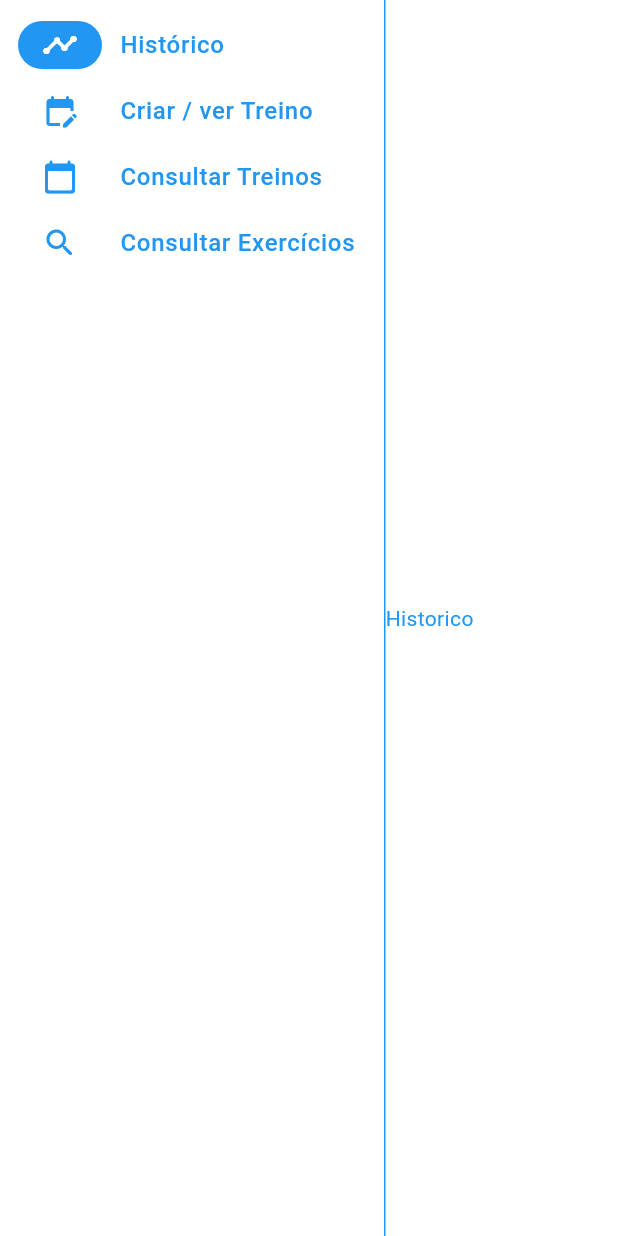
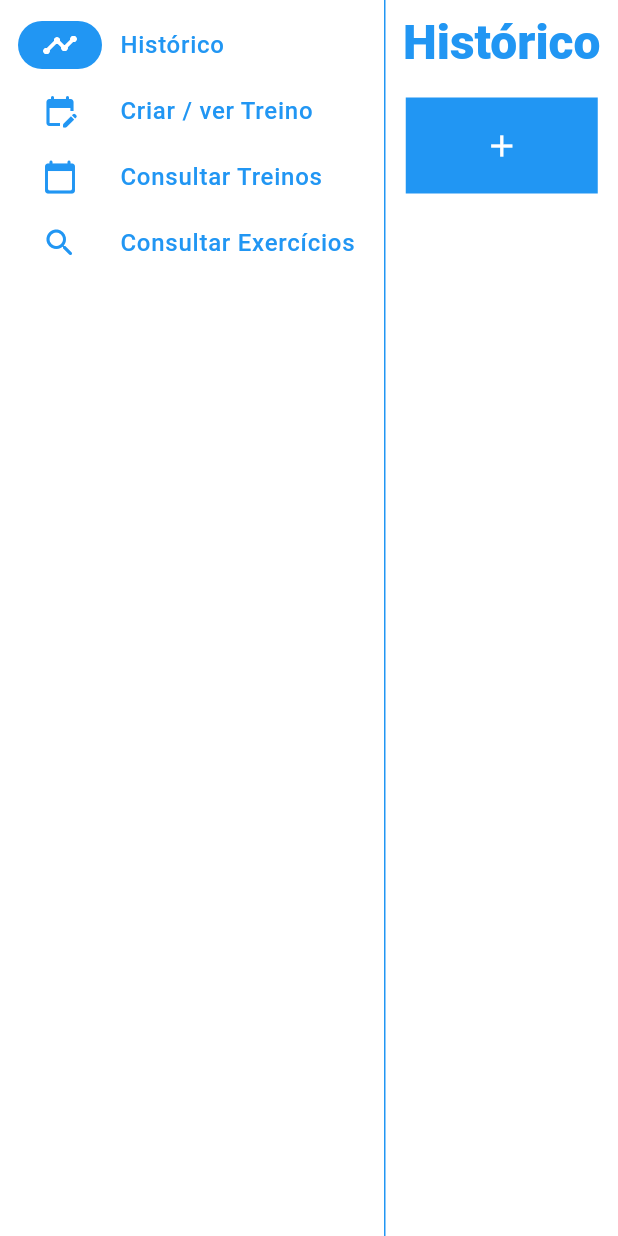
Before and after one commit to Kvarzsiev/h2-tracker, a Flutter app: the ExercisesMainView screen opened directly, on a phone screen of 412 x 824 dp. Run offline on Flutter 3.47's test engine with Material 3 defaults, Android fonts, the light colour scheme and no system bars; drawn by our look-alikes of loader_overlay; our stand-ins replace mask_text_input_formatter; missing offline and left inert: serverpod, serverpod_client, serverpod_flutter; statements that could not run were skipped.

Commit message:
Eu tinha esquecido na sexta

```diff
--- a/h2_tracker_client/pubspec.yaml
+++ b/h2_tracker_client/pubspec.yaml
@@ -5,4 +5,4 @@ environment:
   sdk: ">=3.3.0 <4.0.0"
 
 dependencies:
-  serverpod_client: 2.1.2
+  serverpod_client: 2.1.5
--- a/h2_tracker_flutter/lib/views/exercises_and_trainings/exercises_main_view.dart
+++ b/h2_tracker_flutter/lib/views/exercises_and_trainings/exercises_main_view.dart
@@ -1,6 +1,7 @@
 import 'package:flutter/material.dart';
 import 'package:h2_tracker_client/h2_tracker_client.dart';
 import 'package:h2_tracker_flutter/main.dart';
+import 'package:h2_tracker_flutter/views/exercises_and_trainings/training_history_view.dart';
 import 'package:h2_tracker_flutter/views/exercises_and_trainings/training_view.dart';
 import 'package:h2_tracker_flutter/views/exercises_and_trainings/user_trainings_view.dart';
 
@@ -94,7 +95,9 @@ class ExercisesMainViewState extends State<ExercisesMainView> {
         const VerticalDivider(thickness: 1, width: 1),
         // This is the main content.
         if (_selectedIndex == 0)
-          const Expanded(child: Text('Historico'))
+          TrainingHistoryView(
+            navigateToRailIndex: _navigateToRailIndex,
+          )
         else if (_selectedIndex == 1)
           TrainingView(
             navigateToRailIndex: _navigateToRailIndex,
--- /dev/null
+++ b/h2_tracker_flutter/lib/views/exercises_and_trainings/training_history_view.dart
@@ -0,0 +1,79 @@
+import 'package:flutter/material.dart';
+import 'package:h2_tracker_client/h2_tracker_client.dart';
+import 'package:h2_tracker_flutter/service/user_state_service.dart';
+
+class TrainingHistoryView extends StatefulWidget {
+  const TrainingHistoryView({super.key, required this.navigateToRailIndex});
+
+  final void Function(int, dynamic) navigateToRailIndex;
+
+  @override
+  TrainingHistoryViewState createState() => TrainingHistoryViewState();
+}
+
+class TrainingHistoryViewState extends State<TrainingHistoryView> {
+  bool _loading = false;
+
+  @override
+  void initState() {
+    super.initState();
+
+    setState(() {
+      _loading = true;
+    });
+    loadData();
+  }
+
+  @override
+  void dispose() {
+    super.dispose();
+  }
+
+  final UserStateService _userState = UserStateService();
+
+  List<Treino> _treinos = [];
+
+  Future<void> loadData() async {
+    //final treinos = await client.pessoa.readUserTrainings(_userState.user!.id!);
+    //
+    setState(() {
+      //  _treinos = treinos;
+      _loading = false;
+    });
+  }
+
+  @override
+  Widget build(BuildContext context) {
+    final theme = Theme.of(context);
+
+    return _loading
+        ? const Center(
+            child: CircularProgressIndicator(
+            color: Colors.blue,
+          ))
+        : Expanded(
+            child: Column(
+            children: [
+              Padding(
+                padding: const EdgeInsets.all(8.0),
+                child: Text(
+                  'Histórico',
+                  style: theme.textTheme.titleLarge!.copyWith(fontSize: 32),
+                ),
+              ),
+              IconButton(
+                onPressed: () {},
+                icon: Container(
+                  height: 64,
+                  width: 128,
+                  color: Colors.blue,
+                  child: const Icon(
+                    Icons.add,
+                  ),
+                ),
+              ),
+              Expanded(child: ListView())
+            ],
+          ));
+  }
+}
--- a/h2_tracker_flutter/pubspec.yaml
+++ b/h2_tracker_flutter/pubspec.yaml
@@ -24,7 +24,7 @@ environment:
 dependencies:
   flutter:
     sdk: flutter
-  serverpod_flutter: 2.1.2
+  serverpod_flutter: 2.1.5
   h2_tracker_client:
     path: ../h2_tracker_client
 
--- a/h2_tracker_server/lib/src/endpoints/treino_endpoint.dart
+++ b/h2_tracker_server/lib/src/endpoints/treino_endpoint.dart
@@ -3,7 +3,18 @@ import 'package:serverpod/serverpod.dart';
 
 class TreinoEndpoint extends Endpoint {
   Future<void> insert(Session session, Treino treino) async {
-    await Treino.db.insertRow(session, treino);
+    final treinoInstance = await Treino.db.insertRow(session, treino);
+
+    if (treino.treinoExercicios != null &&
+        treino.treinoExercicios!.isNotEmpty) {
+      for (final treinoExercicio in treino.treinoExercicios!) {
+        treinoExercicio.treinoId = treinoInstance.id!;
+      }
+
+      print(treino.treinoExercicios!.toJson());
+
+      TreinoExercicio.db.insert(session, treino.treinoExercicios!);
+    }
   }
 
   Future<void> update(Session session, Treino treino) async {
--- a/h2_tracker_server/pubspec.yaml
+++ b/h2_tracker_server/pubspec.yaml
@@ -7,7 +7,7 @@ environment:
   sdk: ">=3.3.0 <4.0.0"
 
 dependencies:
-  serverpod: 2.1.2
+  serverpod: 2.1.5
 
 dev_dependencies:
   lints: ">=3.0.0 <5.0.0"
```
Also changed, not shown: h2_tracker_server/lib/src/generated/dieta.dart, h2_tracker_server/lib/src/generated/exercicio.dart, h2_tracker_server/lib/src/generated/peso.dart, h2_tracker_server/lib/src/generated/pessoa.dart, h2_tracker_server/lib/src/generated/refeicao.dart, h2_tracker_server/lib/src/generated/treino.dart, h2_tracker_server/lib/src/generated/treino_exercicio.dart, h2_tracker_server/lib/src/generated/treino_exercicio_historico.dart, h2_tracker_server/lib/src/generated/treino_historico.dart, h2_tracker_server/pubspec.lock, 1 other file.
